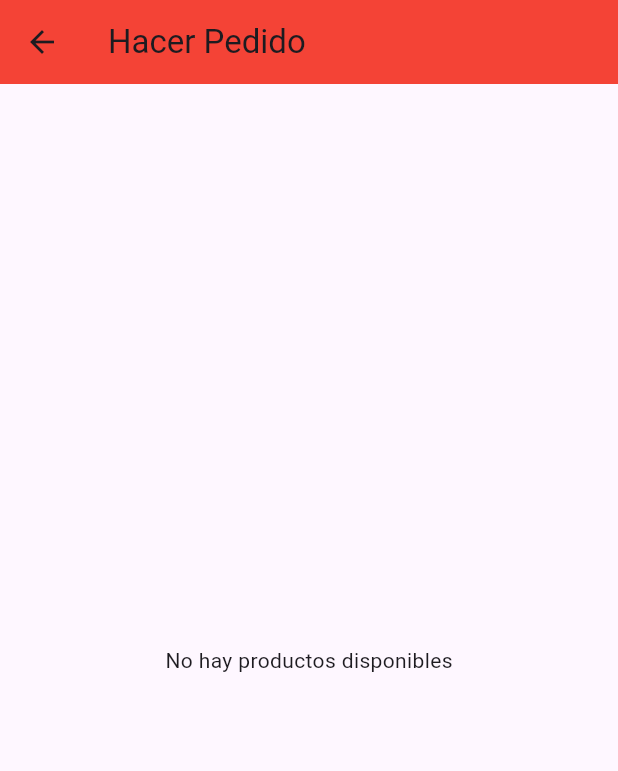
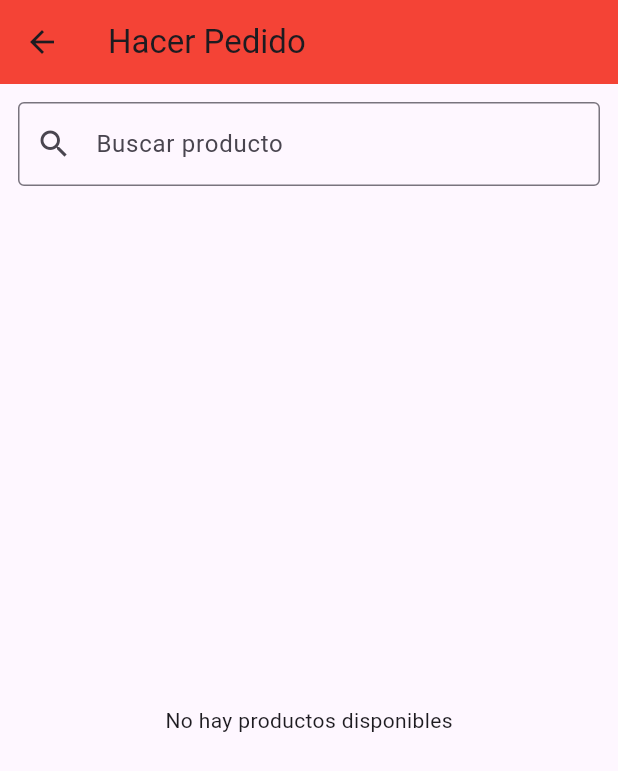
Before and after one commit to KnightBenji/command_app_ft, a Flutter app: the PedidoPage screen opened directly, on a phone screen of 412 x 824 dp. Shown: the top 771 px of the screen. Run offline on Flutter 3.47's test engine with Material 3 defaults, Android fonts, the phone set to English and light mode, and no system bars; our stand-ins replace cloud_firestore, firebase_auth, firebase_core; accounts and stored records are empty.

Commit message:
despliegue y busqueda de productos

```diff
--- a/lib/screens/pedido_page.dart
+++ b/lib/screens/pedido_page.dart
@@ -9,11 +9,23 @@ class PedidoPage extends StatefulWidget {
 }
 
 class _PedidoPageState extends State<PedidoPage> {
-  int cantidad = 1;
+  Map<String, int> cantidades = {};
+  String _busqueda = '';
 
-  // Recuperamos los productos de Firebase
-  Future<QuerySnapshot> getProductos() {
-    return FirebaseFirestore.instance.collection('productos').get();
+  // Agrupa productos por categoría
+  Future<Map<String, List<DocumentSnapshot>>> getProductosAgrupados() async {
+    final snapshot = await FirebaseFirestore.instance.collection('productos').get();
+    final productos = snapshot.docs;
+
+    final Map<String, List<DocumentSnapshot>> agrupado = {};
+
+    for (var producto in productos) {
+      final categoria = producto['categoria'] ?? 'Sin categoría';
+      agrupado.putIfAbsent(categoria, () => []).add(producto);
+      cantidades[producto.id] = 1;
+    }
+
+    return agrupado;
   }
 
   @override
@@ -23,8 +35,26 @@ class _PedidoPageState extends State<PedidoPage> {
         title: const Text("Hacer Pedido"),
         backgroundColor: Colors.red,
       ),
-      body: FutureBuilder(
-        future: getProductos(),
+      body: Column(
+        children: [
+          Padding(
+            padding: const EdgeInsets.all(12.0),
+            child: TextField(
+              decoration: const InputDecoration(
+                labelText: 'Buscar producto',
+                border: OutlineInputBorder(),
+                prefixIcon: Icon(Icons.search),
+              ),
+              onChanged: (value) {
+                setState(() {
+                  _busqueda = value.toLowerCase();
+                });
+              },
+            ),
+          ),
+          Expanded(
+            child: FutureBuilder<Map<String, List<DocumentSnapshot>>>(
+              future: getProductosAgrupados(),
               builder: (context, snapshot) {
                 if (snapshot.connectionState == ConnectionState.waiting) {
                   return const Center(child: CircularProgressIndicator());
@@ -34,16 +64,30 @@ class _PedidoPageState extends State<PedidoPage> {
                   return const Center(child: Text('Error al cargar los productos'));
                 }
 
-          if (!snapshot.hasData || snapshot.data!.docs.isEmpty) {
+                if (!snapshot.hasData || snapshot.data!.isEmpty) {
                   return const Center(child: Text('No hay productos disponibles'));
                 }
 
-          final productos = snapshot.data!.docs;
+                final categorias = snapshot.data!;
 
-          return ListView.builder(
-            itemCount: productos.length,
-            itemBuilder: (context, index) {
-              var producto = productos[index];
+                return ListView(
+                  children: categorias.entries.map((entry) {
+                    final categoria = entry.key;
+                    final productos = entry.value.where((producto) {
+                      final nombre = (producto['nombre'] ?? '').toString().toLowerCase();
+                      return _busqueda.isEmpty || nombre.contains(_busqueda);
+                    }).toList();
+
+                    if (productos.isEmpty) return const SizedBox.shrink();
+
+                    return ExpansionTile(
+                      initiallyExpanded: _busqueda.isNotEmpty,
+                      title: Text(categoria, style: const TextStyle(fontWeight: FontWeight.bold)),
+                      children: productos.map((producto) {
+                        final id = producto.id;
+                        final nombre = producto['nombre'];
+                        final precio = producto['precio'];
+
                         return Card(
                           margin: const EdgeInsets.symmetric(horizontal: 16, vertical: 8),
                           child: Padding(
@@ -51,34 +95,26 @@ class _PedidoPageState extends State<PedidoPage> {
                             child: Column(
                               crossAxisAlignment: CrossAxisAlignment.start,
                               children: [
-                      Text(
-                        producto['nombre'],
-                        style: const TextStyle(fontWeight: FontWeight.bold),
-                      ),
+                                Text(nombre, style: const TextStyle(fontWeight: FontWeight.bold)),
                                 const SizedBox(height: 4),
-                      Text('Precio: \$${producto['precio']}'),
+                                Text('Precio: \$${precio}'),
                                 const SizedBox(height: 8),
                                 Row(
                                   children: [
                                     IconButton(
                                       icon: const Icon(Icons.remove),
                                       onPressed: () {
-                              if (cantidad > 1) {
                                         setState(() {
-                                  cantidad--;
+                                          if (cantidades[id]! > 1) cantidades[id] = cantidades[id]! - 1;
                                         });
-                              }
                                       },
                                     ),
-                          Text(
-                            '$cantidad',
-                            style: const TextStyle(fontSize: 20),
-                          ),
+                                    Text('${cantidades[id]}', style: const TextStyle(fontSize: 20)),
                                     IconButton(
                                       icon: const Icon(Icons.add),
                                       onPressed: () {
                                         setState(() {
-                                cantidad++;
+                                          cantidades[id] = cantidades[id]! + 1;
                                         });
                                       },
                                     ),
@@ -86,26 +122,28 @@ class _PedidoPageState extends State<PedidoPage> {
                                 ),
                                 ElevatedButton(
                                   onPressed: () {
-                          // Lógica para agregar al pedido (en Firestore o en el carrito)
-                          // Aquí puedes agregar el producto y la cantidad seleccionada al pedido
                                     ScaffoldMessenger.of(context).showSnackBar(
                                       SnackBar(
-                              content: Text(
-                                  'Producto: ${producto['nombre']} x$cantidad agregado al pedido'),
+                                        content: Text('Producto: $nombre x${cantidades[id]} agregado al pedido'),
                                         backgroundColor: Colors.green,
                                       ),
                                     );
                                   },
-                        style: ElevatedButton.styleFrom( backgroundColor: Colors.red,),
+                                  style: ElevatedButton.styleFrom(backgroundColor: Colors.red),
                                   child: const Text("Agregar al Pedido"),
                                 ),
                               ],
                             ),
                           ),
                         );
-            },
+                      }).toList(),
+                    );
+                  }).toList(),
                 );
               },
+            ),
+          ),
+        ],
       ),
     );
   }
```
Lines whose indentation alone changed are shown as unchanged.
